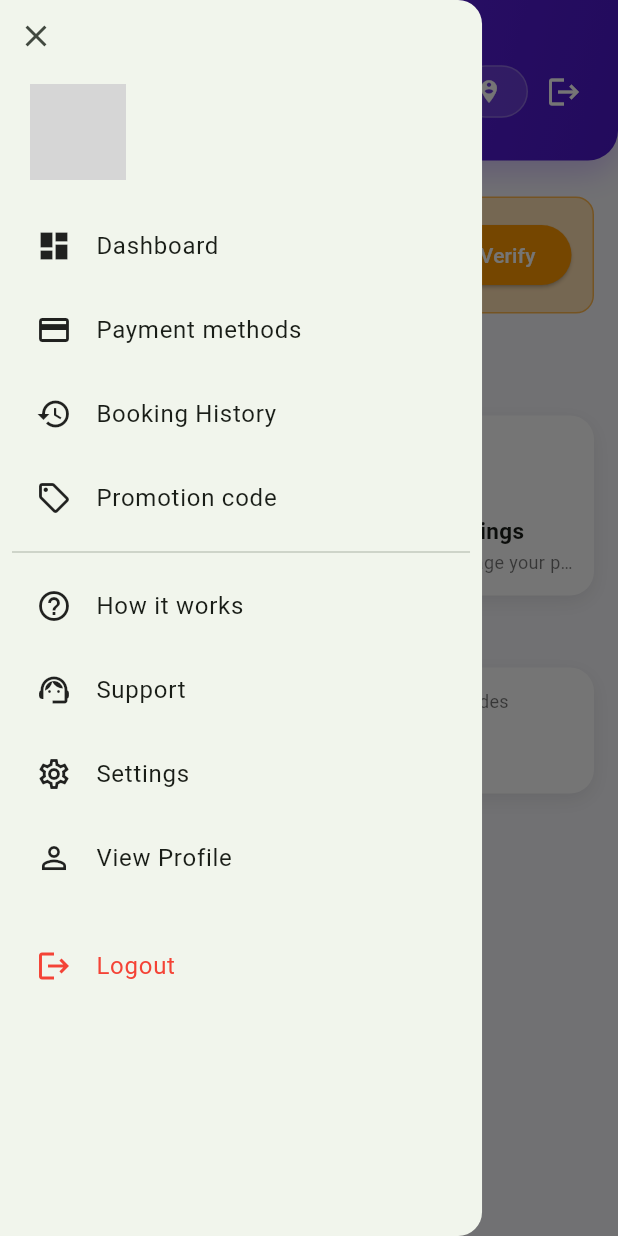
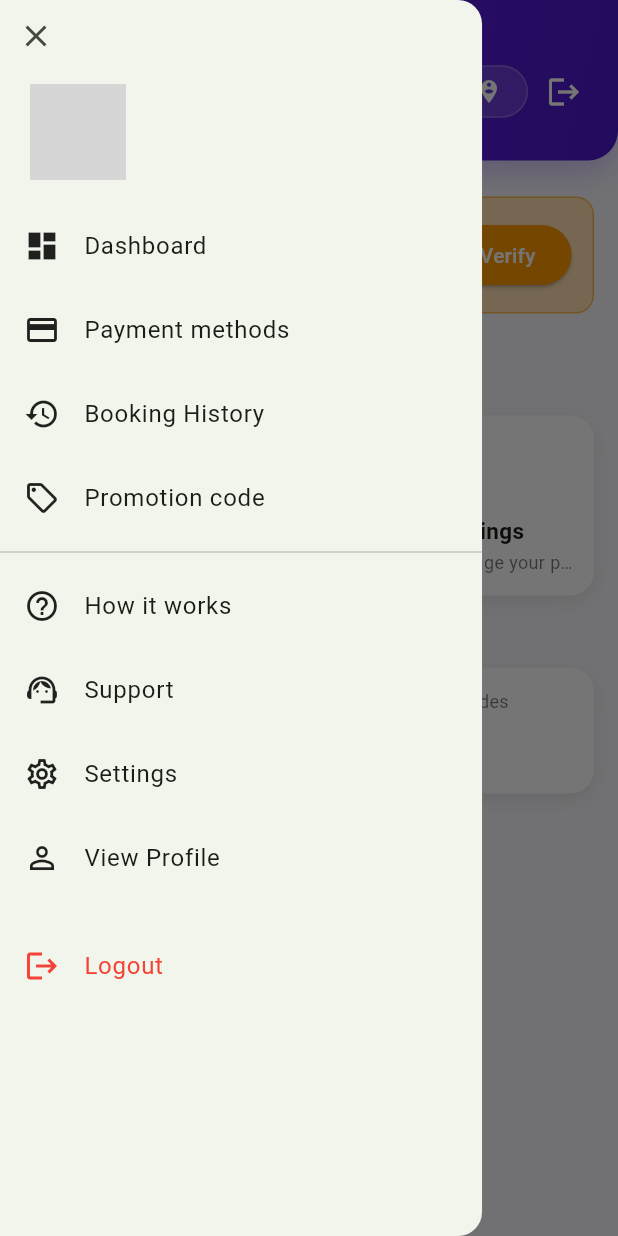
Before and after one commit to ElaiElaiElai1113/GoDavao, a Flutter app: the DashboardPage screen opened by its route, with the side drawer open, on a phone screen of 412 x 824 dp. Run offline on Flutter 3.47's test engine with Material 3 defaults, Android fonts, the phone set to English and light mode, and no system bars; our stand-ins replace flutter_dotenv, flutter_local_notifications, flutter_map, geocoding, geolocator, image_picker and 2 more; missing offline and left inert: flutter_polyline_points, google_polyline_algorithm; accounts and stored records are empty; network calls fail; grey boxes are pictures that could not be loaded.

Commit message:
Tried fixing gps tracking again and fixed the big ass error

```diff
--- a/lib/features/profile/presentation/app_drawer.dart
+++ b/lib/features/profile/presentation/app_drawer.dart
@@ -1,12 +1,12 @@
 import 'package:flutter/material.dart';
 import 'package:supabase_flutter/supabase_flutter.dart';
-import 'package:godavao/features/verify/presentation/admin_vehicle_verification_page.dart';
 
 import 'package:godavao/features/dashboard/presentation/dashboard_page.dart';
 import 'package:godavao/features/history/presentation/booking_history_page.dart';
+import 'package:godavao/features/profile/presentation/profile_page.dart';
 import 'package:godavao/features/verify/presentation/verified_badge.dart';
-import 'package:godavao/features/profile/presentation/profile_page.dart';
 import 'package:godavao/features/verify/presentation/admin_verification_page.dart';
+import 'package:godavao/features/verify/presentation/admin_vehicle_verification_page.dart';
 
 class AppDrawer extends StatelessWidget {
   const AppDrawer({super.key});
@@ -19,21 +19,42 @@ class AppDrawer extends StatelessWidget {
     return Drawer(
       width: MediaQuery.of(context).size.width * 0.78,
       child: SafeArea(
-        child: Column(
+        child: FutureBuilder<Map<String, dynamic>?>(
+          future:
+              authUser == null
+                  ? Future.value(null)
+                  : sb
+                      .from('users')
+                      .select('id,name,verification_status,is_admin')
+                      .eq('id', authUser.id)
+                      .maybeSingle(),
+          builder: (ctx, snap) {
+            final userRow = snap.data ?? const <String, dynamic>{};
+            final name =
+                authUser == null
+                    ? 'Not signed in'
+                    : (userRow['name'] as String?) ?? 'GoDavao user';
+            final uid = authUser?.id;
+            final isAdmin = (userRow['is_admin'] as bool?) ?? false;
+
+            return ListView(
+              padding: EdgeInsets.zero,
               children: [
-            // Close row
-            Row(
-              children: [
-                IconButton(
+                // Close
+                Align(
+                  alignment: Alignment.centerLeft,
+                  child: IconButton(
                     icon: const Icon(Icons.close),
                     onPressed: () => Navigator.pop(context),
                   ),
-              ],
                 ),
 
                 // Header
                 Padding(
-              padding: const EdgeInsets.symmetric(horizontal: 20, vertical: 8),
+                  padding: const EdgeInsets.symmetric(
+                    horizontal: 20,
+                    vertical: 8,
+                  ),
                   child: Row(
                     children: [
                       const CircleAvatar(
@@ -44,42 +65,23 @@ class AppDrawer extends StatelessWidget {
                       ),
                       const SizedBox(width: 12),
                       Expanded(
-                    child:
-                        authUser == null
-                            ? const Text('Not signed in')
-                            : FutureBuilder<Map<String, dynamic>?>(
-                              future:
-                                  sb
-                                      .from('users')
-                                      .select(
-                                        'id,name,verification_status,is_admin',
-                                      )
-                                      .eq('id', authUser.id)
-                                      .maybeSingle(),
-                              builder: (ctx, snap) {
-                                final data =
-                                    (snap.data ?? const <String, dynamic>{});
-                                final name =
-                                    (data['name'] as String?) ?? 'GoDavao user';
-                                final uid = authUser.id;
-
-                                return Row(
+                        child: Row(
                           children: [
                             Expanded(
                               child: Text(
                                 name,
+                                maxLines: 1,
+                                overflow: TextOverflow.ellipsis,
                                 style: const TextStyle(
                                   fontWeight: FontWeight.w600,
                                   fontSize: 18,
                                 ),
-                                        overflow: TextOverflow.ellipsis,
                               ),
                             ),
                             const SizedBox(width: 6),
+                            if (uid != null)
                               VerifiedBadge(userId: uid, size: 18),
                           ],
-                                );
-                              },
                         ),
                       ),
                     ],
@@ -88,40 +90,35 @@ class AppDrawer extends StatelessWidget {
                 const SizedBox(height: 8),
 
                 // Menu items
-            Expanded(
-              child: FutureBuilder<Map<String, dynamic>?>(
-                future:
-                    authUser == null
-                        ? Future.value(null)
-                        : sb
-                            .from('users')
-                            .select('id,is_admin')
-                            .eq('id', authUser.id)
-                            .maybeSingle(),
-                builder: (ctx, snap) {
-                  final isAdmin =
-                      ((snap.data ?? const {})['is_admin'] as bool?) ?? false;
-
-                  return ListView(
-                    padding: const EdgeInsets.symmetric(horizontal: 8),
-                    children: [
-                      _item(context, Icons.dashboard, 'Dashboard', () {
+                _item(
+                  context,
+                  icon: Icons.dashboard,
+                  label: 'Dashboard',
+                  onTap: () {
                     Navigator.pop(context);
                     Navigator.pushReplacement(
                       context,
-                          MaterialPageRoute(
-                            builder: (_) => const DashboardPage(),
+                      MaterialPageRoute(builder: (_) => const DashboardPage()),
+                    );
+                  },
                 ),
-                        );
-                      }),
-                      _item(context, Icons.credit_card, 'Payment methods', () {
+                _item(
+                  context,
+                  icon: Icons.credit_card,
+                  label: 'Payment methods',
+                  onTap: () {
                     ScaffoldMessenger.of(context).showSnackBar(
                       const SnackBar(
                         content: Text('Payment methods coming soon'),
                       ),
                     );
-                      }),
-                      _item(context, Icons.history, 'Booking History', () {
+                  },
+                ),
+                _item(
+                  context,
+                  icon: Icons.history,
+                  label: 'Booking History',
+                  onTap: () {
                     Navigator.pop(context);
                     Navigator.push(
                       context,
@@ -129,44 +126,55 @@ class AppDrawer extends StatelessWidget {
                         builder: (_) => const BookingHistoryPage(),
                       ),
                     );
-                      }),
+                  },
+                ),
                 _item(
                   context,
-                        Icons.local_offer_outlined,
-                        'Promotion code',
-                        () {},
+                  icon: Icons.local_offer_outlined,
+                  label: 'Promotion code',
+                  onTap: () {},
                 ),
                 const Divider(),
 
-                      // Profile / Settings
-                      _item(context, Icons.help_outline, 'How it works', () {}),
-                      _item(context, Icons.support_agent, 'Support', () {}),
                 _item(
                   context,
-                        Icons.settings_outlined,
-                        'Settings',
-                        () {},
+                  icon: Icons.help_outline,
+                  label: 'How it works',
+                  onTap: () {},
                 ),
-                      _item(context, Icons.person_outline, 'View Profile', () {
+                _item(
+                  context,
+                  icon: Icons.support_agent,
+                  label: 'Support',
+                  onTap: () {},
+                ),
+                _item(
+                  context,
+                  icon: Icons.settings_outlined,
+                  label: 'Settings',
+                  onTap: () {},
+                ),
+                _item(
+                  context,
+                  icon: Icons.person_outline,
+                  label: 'View Profile',
+                  onTap: () {
                     Navigator.pop(context);
                     Navigator.push(
                       context,
-                          MaterialPageRoute(
-                            builder: (_) => const ProfilePage(),
+                      MaterialPageRoute(builder: (_) => const ProfilePage()),
+                    );
+                  },
                 ),
-                        );
-                      }),
 
-                      // Admin section (visible only if is_admin = true)
+                // Admin section
                 if (isAdmin) ...[
                   const Divider(),
                   Padding(
                     padding: const EdgeInsets.fromLTRB(16, 8, 16, 4),
                     child: Text(
                       'Admin',
-                            style: Theme.of(
-                              context,
-                            ).textTheme.labelMedium?.copyWith(
+                      style: Theme.of(context).textTheme.labelMedium?.copyWith(
                         color: Colors.black54,
                         fontWeight: FontWeight.w700,
                       ),
@@ -174,9 +182,9 @@ class AppDrawer extends StatelessWidget {
                   ),
                   _item(
                     context,
-                          Icons.verified_user_outlined,
-                          'Verification Review',
-                          () {
+                    icon: Icons.verified_user_outlined,
+                    label: 'Verification Review',
+                    onTap: () {
                       Navigator.pop(context);
                       Navigator.push(
                         context,
@@ -188,15 +196,14 @@ class AppDrawer extends StatelessWidget {
                   ),
                   _item(
                     context,
-                          Icons.verified_user,
-                          'Vehicle Verification',
-                          () {
+                    icon: Icons.verified_user,
+                    label: 'Vehicle Verification',
+                    onTap: () {
                       Navigator.pop(context);
                       Navigator.push(
                         context,
                         MaterialPageRoute(
-                                builder:
-                                    (_) => const AdminVehicleVerificationPage(),
+                          builder: (_) => const AdminVehicleVerificationPage(),
                         ),
                       );
                     },
@@ -211,7 +218,7 @@ class AppDrawer extends StatelessWidget {
                     style: TextStyle(color: Colors.red),
                   ),
                   onTap: () async {
-                          await sb.auth.signOut();
+                    await Supabase.instance.client.auth.signOut();
                     if (context.mounted) {
                       Navigator.of(context)
                         ..pop() // close drawer
@@ -224,18 +231,15 @@ class AppDrawer extends StatelessWidget {
           },
         ),
       ),
-          ],
-        ),
-      ),
     );
   }
 
   Widget _item(
-    BuildContext context,
-    IconData icon,
-    String label,
-    VoidCallback onTap,
-  ) {
+    BuildContext context, {
+    required IconData icon,
+    required String label,
+    required VoidCallback onTap,
+  }) {
     return ListTile(
       leading: Icon(icon, color: Colors.black87),
       title: Text(label, style: const TextStyle(fontSize: 16)),
```
Also changed, not shown: lib/features/ride_status/presentation/passenger_ride_status_page.dart (+52 -52 lines). Lines whose indentation alone changed are shown as unchanged.
